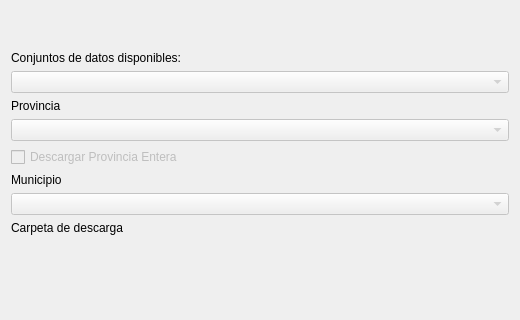
The window that sigpac_downloader/ui/qgis_sigpac.ui (geomatico/qgis-sigpac) describes before a commit, drawn with Qt 5; both pictures show x 0 to 520 and y 0 to 320 of the 520 by 532 pixel window.
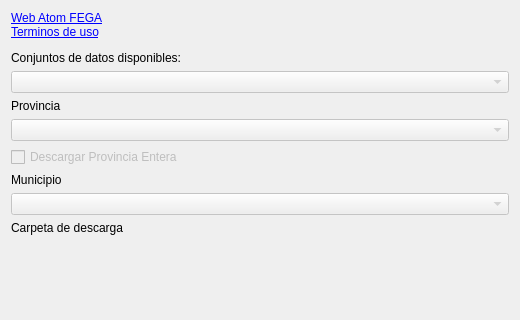
The same window after the commit. Custom widgets are drawn as their Qt base class.

Commit message: Cambia licencia y añade link a FEGA

```diff
--- a/sigpac_downloader/ui/qgis_sigpac.ui
+++ b/sigpac_downloader/ui/qgis_sigpac.ui
@@ -26,7 +26,15 @@
       <enum>Qt::LeftToRight</enum>
      </property>
      <property name="text">
-      <string>&lt;html&gt;&lt;head/&gt;&lt;body&gt;&lt;p&gt;&lt;br/&gt;&lt;/p&gt;&lt;p&gt;Conjuntos de datos disponibles:&lt;/p&gt;&lt;/body&gt;&lt;/html&gt;</string>
+      <string>&lt;html&gt;
+&lt;head/&gt;
+&lt;body&gt;
+	&lt;a href=&quot;https://www.fega.gob.es/orig/&quot;&gt;Web Atom FEGA&lt;/a&gt;
+	&lt;br&gt;
+	&lt;a href=&quot;https://www.fega.gob.es/orig/pdfs/Terminos_de_uso_de_informacion_de_alto_valor_del_SIGC.pdf&quot;&gt;Terminos de uso&lt;/a&gt;
+	&lt;p&gt;Conjuntos de datos disponibles:&lt;/p&gt;
+&lt;/body&gt;
+&lt;/html&gt;</string>
      </property>
      <property name="textFormat">
       <enum>Qt::AutoText</enum>
```
The commit also changes 1 other file.
